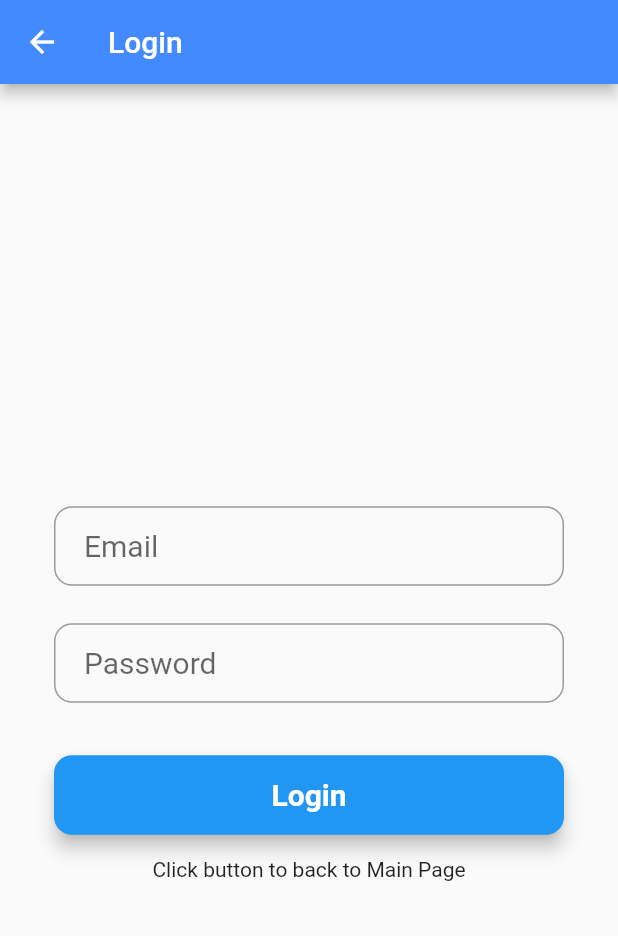
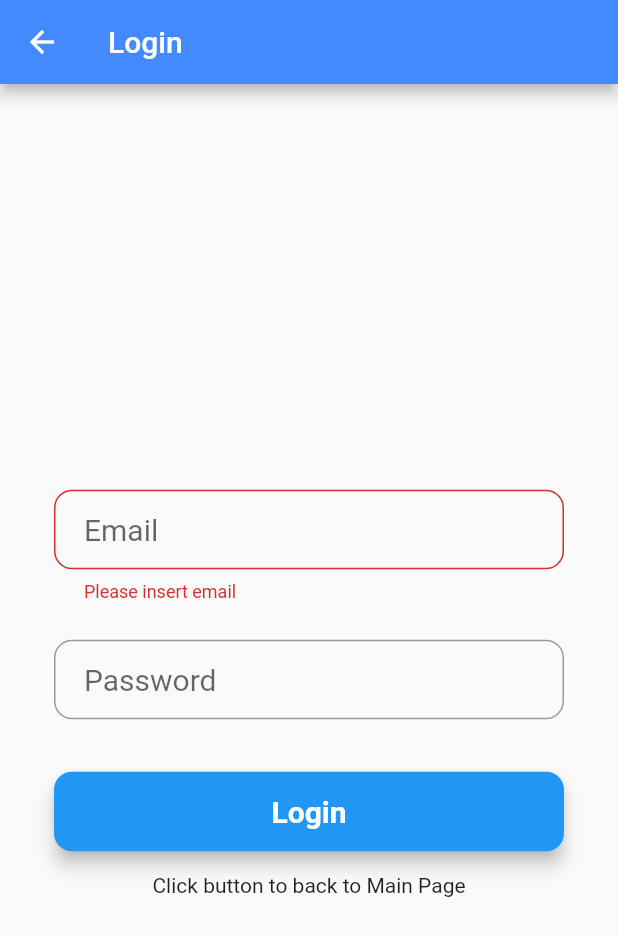
Before and after one commit to bellagithub-cell/ZiCheck, a Flutter app: the Login screen opened directly, after a tap on "Login", on a phone screen of 412 x 824 dp. Shown: the top 936 px of the screen. Run offline on Flutter 3.47's test engine with Material 2 defaults, Android fonts, the phone set to English and light mode, and no system bars; our stand-ins replace shared_preferences; accounts and stored records are empty; Roboto replaces fonts that are missing (Montserrat).

```diff
--- a/lib/main.dart
+++ b/lib/main.dart
@@ -1,5 +1,10 @@
+import 'dart:convert';
+import 'dart:math';
+
 import 'package:flutter/gestures.dart';
 import 'package:flutter/material.dart';
+import 'package:http/http.dart' as http;
+import 'package:shared_preferences/shared_preferences.dart';
 
 void main() {
   runApp(MyApp());
@@ -12,19 +17,7 @@ class MyApp extends StatelessWidget {
     return MaterialApp(
       title: 'ZiCheck',
       theme: ThemeData(
-        // This is the theme of your application.
-        //
-        // Try running your application with "flutter run". You'll see the
-        // application has a blue toolbar. Then, without quitting the app, try
-        // changing the primarySwatch below to Colors.green and then invoke
-        // "hot reload" (press "r" in the console where you ran "flutter run",
-        // or simply save your changes to "hot reload" in a Flutter IDE).
-        // Notice that the counter didn't reset back to zero; the application
-        // is not restarted.
         primarySwatch: Colors.blue,
-        // This makes the visual density adapt to the platform that you run
-        // the app on. For desktop platforms, the controls will be smaller and
-        // closer together (more dense) than on mobile platforms.
         visualDensity: VisualDensity.adaptivePlatformDensity,
       ),
       home: MyHomePage(title: 'ZiCheck'),
@@ -32,17 +25,11 @@ class MyApp extends StatelessWidget {
   }
 }
 
+//status udah login atau belom
+enum LoginStatus { notSignIn, signIn }
+
 class MyHomePage extends StatefulWidget {
   MyHomePage({Key key, this.title}) : super(key: key);
-
-  // This widget is the home page of your application. It is stateful, meaning
-  // that it has a State object (defined below) that contains fields that affect
-  // how it looks.
-
-  // This class is the configuration for the state. It holds the values (in this
-  // case the title) provided by the parent (in this case the App widget) and
-  // used by the build method of the State. Fields in a Widget subclass are
-  // always marked "final".
 
   final String title;
 
@@ -51,17 +38,15 @@ class MyHomePage extends StatefulWidget {
 }
 
 class _MyHomePageState extends State<MyHomePage> {
+
+
+
   // int _counter = 0;
   TextStyle style = TextStyle(fontFamily: 'Montserrat', fontSize: 20.0);
 
   @override
   Widget build(BuildContext context) {
-    // This method is rerun every time setState is called, for instance as done
-    // by the _incrementCounter method above.
-    //
-    // The Flutter framework has been optimized to make rerunning build methods
-    // fast, so that you can just rebuild anything that needs updating rather
-    // than having to individually change instances of widgets.
+
     final linkLogin = RichText(
       text: TextSpan(
           text: "Masuk/Login",
@@ -98,79 +83,143 @@ class _MyHomePageState extends State<MyHomePage> {
 
     return Scaffold(
       appBar: AppBar(
-        // Here we take the value from the MyHomePage object that was created by
-        // the App.build method, and use it to set our appbar title.
         title: Text(widget.title),
       ),
       body: Center(
-        // Center is a layout widget. It takes a single child and positions it
-        // in the middle of the parent.
+
         child: Container(
-          // Column is also a layout widget. It takes a list of children and
-          // arranges them vertically. By default, it sizes itself to fit its
-          // children horizontally, and tries to be as tall as its parent.
-          //
-          // Invoke "debug painting" (press "p" in the console, choose the
-          // "Toggle Debug Paint" action from the Flutter Inspector in Android
-          // Studio, or the "Toggle Debug Paint" command in Visual Studio Code)
-          // to see the wireframe for each widget.
-          //
-          // Column has various properties to control how it sizes itself and
-          // how it positions its children. Here we use mainAxisAlignment to
-          // center the children vertically; the main axis here is the vertical
-          // axis because Columns are vertical (the cross axis would be
-          // horizontal).
-          // color: Colors.white,
+
           child: Padding(
               padding: const EdgeInsets.all(36.0),
               child: Column(
                 crossAxisAlignment: CrossAxisAlignment.center,
                 mainAxisAlignment: MainAxisAlignment.center,
                 children: <Widget>[
-                  // untuk logo zicheck
-                  // SizedBox(
-                  //   height: 155.0,
-                  //   // child: Image.asset(
-                  //   //       "assets/logo.png",
-                  //   //       fit: BoxFit.contain,
-                  //   //     ),
-                  // ),
+
                   linkLogin,
                   linkRegister,
                 ],
               )),
         ),
       ),
-      // floatingActionButton: FloatingActionButton(
-      //   onPressed: _incrementCounter,
-      //   tooltip: 'Increment',
-      //   child: Icon(Icons.add),
-      // ), // This trailing comma makes auto-formatting nicer for build methods.
     );
   }
 }
 
-class Login extends StatelessWidget {
+class Login extends StatefulWidget {
+  @override
+  _LoginState createState() => _LoginState();
+}
+
+class _LoginState extends State<Login>{
+
+  final emailController = TextEditingController();
+  final passController = TextEditingController();
+
+  LoginStatus _loginStatus = LoginStatus.notSignIn;
+  String email, password;
+  final _key = new GlobalKey<FormState>();
+
+  check() {
+    final form = _key.currentState;
+    if (form.validate()) {
+      form.save();
+      debugPrint('debug : email: '+emailController.text);
+      debugPrint('debug : pass: '+passController.text);
+      login();
+    }
+  }
+
+  // login ke mysql
+  login() async {
+    debugPrint('debug : masuk pak Eko');
+    final response = await http.post("http://192.168.2.103/flutter/login.php",//ganti sesuai komputer masing2
+        body: {"email": emailController.text, "password": passController.text}).then((response) => response);
+    final data = jsonDecode(response.body);
+    debugPrint('debug : response : '+response.body);
+    int value = data['value'];
+    String pesan = data['message'];
+    String emailAPI = data['email'];
+    String namaAPI = data['nama'];
+    String id = data['id'];
+    if (value == 1) {
+      setState(() {
+        _loginStatus = LoginStatus.signIn;
+        savePref(value, emailAPI, namaAPI, id);
+      });
+      print(pesan);
+      debugPrint('debug : masuk pak Eko 1');
+    } else {
+      print(pesan);
+      debugPrint('debug : masuk pak Eko 2');
+    }
+  }
+
+  //disimpen ke Shared Preferences
+  savePref(int value, String email, String nama, String id) async {
+    SharedPreferences preferences = await SharedPreferences.getInstance();
+    setState(() {
+      preferences.setInt("value", value);
+      preferences.setString("nama", nama);
+      preferences.setString("email", email);
+      preferences.setString("id", id);
+      preferences.commit();
+    });
+  }
+
+  //ambil dari Shared Preferences
+  var value;
+  getPref() async {
+    SharedPreferences preferences = await SharedPreferences.getInstance();
+    setState(() {
+      value = preferences.getInt("value");
+
+      _loginStatus = value == 1 ? LoginStatus.signIn : LoginStatus.notSignIn;
+    });
+  }
+
+  // signOut atau logOut
+  signOut() async {
+    SharedPreferences preferences = await SharedPreferences.getInstance();
+    setState(() {
+      preferences.setInt("value", null);
+      preferences.commit();
+      _loginStatus = LoginStatus.notSignIn;
+    });
+  }
+
+  //ini tampilan
   @override
   Widget build(BuildContext context) {
-    final emailField = TextField(
+    final emailField = TextFormField(
       obscureText: false,
+      //tampilan
       style: TextStyle(fontFamily: 'Montserrat', fontSize: 20.0),
       decoration: InputDecoration(
           contentPadding: EdgeInsets.fromLTRB(20.0, 15.0, 20.0, 15.0),
           hintText: "Email",
           border:
-              OutlineInputBorder(borderRadius: BorderRadius.circular(12.0))),
+          OutlineInputBorder(borderRadius: BorderRadius.circular(12.0))),
+      //mastiin diisi
+      validator: (e){
+        if (e.isEmpty) {
+          return "Please insert email";
+        }
+      },
+      //nama pas disimpen
+      controller: emailController,
     );
 
-    final passwordField = TextField(
+    final passwordField = TextFormField(
       obscureText: true,
+      //tampilan
       style: TextStyle(fontFamily: 'Montserrat', fontSize: 20.0),
       decoration: InputDecoration(
           contentPadding: EdgeInsets.fromLTRB(20.0, 15.0, 20.0, 15.0),
           hintText: "Password",
           border:
-              OutlineInputBorder(borderRadius: BorderRadius.circular(12.0))),
+          OutlineInputBorder(borderRadius: BorderRadius.circular(12.0))),
+      controller: passController,
     );
 
     final loginButton = Material(
@@ -181,10 +230,7 @@ class Login extends StatelessWidget {
         minWidth: MediaQuery.of(context).size.width,
         padding: EdgeInsets.fromLTRB(20.0, 15.0, 20.0, 15.0),
         onPressed: () {
-          // Navigator.push(
-          //   context,
-          //   MaterialPageRoute(builder: (context) => Login()),
-          // );
+          check();
         },
         child: Text("Login",
             textAlign: TextAlign.center,
@@ -198,7 +244,8 @@ class Login extends StatelessWidget {
         title: Text('Login'),
         backgroundColor: Colors.blueAccent,
       ),
-      body: Center(
+      body: Form(
+        key: _key,
         child: Container(
           child: Padding(
             padding: const EdgeInsets.all(36.0),
@@ -215,14 +262,6 @@ class Login extends StatelessWidget {
                 loginButton,
                 SizedBox(height: 15.0),
                 Text('Click button to back to Main Page'),
-                // RaisedButton(
-                //   textColor: Colors.white,
-                //   color: Colors.redAccent,
-                //   child: Text('Back to Main Page'),
-                //   onPressed: () {
-                //     // TODO
-                //   },
-                // )
               ],
             ),
           ),
@@ -343,10 +382,7 @@ class Register extends StatelessWidget {
         minWidth: MediaQuery.of(context).size.width,
         padding: EdgeInsets.fromLTRB(20.0, 15.0, 20.0, 15.0),
         onPressed: () {
-          // Navigator.push(
-          //   context,
-          //   MaterialPageRoute(builder: (context) => Login()),
-          // );
+
         },
         child: Text("Daftar",
             textAlign: TextAlign.center,
@@ -391,14 +427,6 @@ class Register extends StatelessWidget {
                 registerButton,
                 SizedBox(height: 15.0),
                 Text('Click button to back to Main Page'),
-                // RaisedButton(
-                //   textColor: Colors.white,
-                //   color: Colors.redAccent,
-                //   child: Text('Back to Main Page'),
-                //   onPressed: () {
-                //     // TODO
-                //   },
-                // )
               ],
             ),
           ),
--- a/pubspec.yaml
+++ b/pubspec.yaml
@@ -28,6 +28,8 @@ dependencies:
   # The following adds the Cupertino Icons font to your application.
   # Use with the CupertinoIcons class for iOS style icons.
   cupertino_icons: ^1.0.0
+  http: ^0.12.2
+  shared_preferences: ^0.5.3+4
 
 dev_dependencies:
   flutter_test:
```
Also changed, not shown: pubspec.lock.
